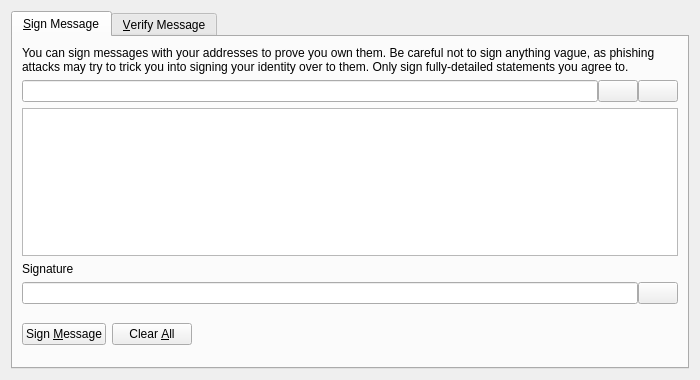
Qt form src/qt/forms/signverifymessagedialog.ui (Pakcoin-project/pakcoinold) before a commit.
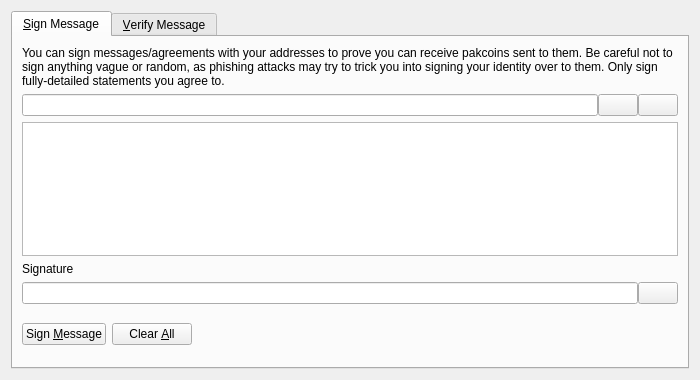
The same form after that commit. Icons and pictures are not drawn. Custom widgets are drawn as their Qt base class.

Patch:
```diff
--- a/src/qt/forms/signverifymessagedialog.ui
+++ b/src/qt/forms/signverifymessagedialog.ui
@@ -30,7 +30,7 @@
        <item>
         <widget class="QLabel" name="infoLabel_SM">
          <property name="text">
-          <string>You can sign messages with your addresses to prove you own them. Be careful not to sign anything vague, as phishing attacks may try to trick you into signing your identity over to them. Only sign fully-detailed statements you agree to.</string>
+          <string>You can sign messages/agreements with your addresses to prove you can receive pakcoins sent to them. Be careful not to sign anything vague or random, as phishing attacks may try to trick you into signing your identity over to them. Only sign fully-detailed statements you agree to.</string>
          </property>
          <property name="textFormat">
           <enum>Qt::PlainText</enum>
```
Left out of the diff: 16 changed lines with no effect on the pictures.
